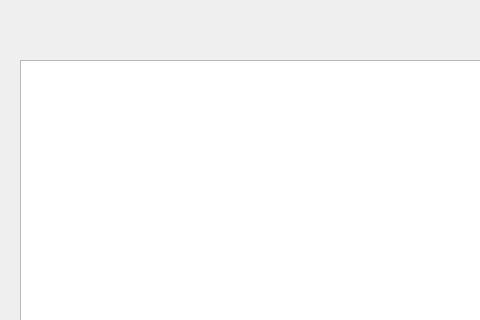
Qt form forms/application.ui (Aquaver/signal-generator) before a commit; both pictures show x 0 to 480 and y 0 to 320 of the 1280 by 720 pixel window.
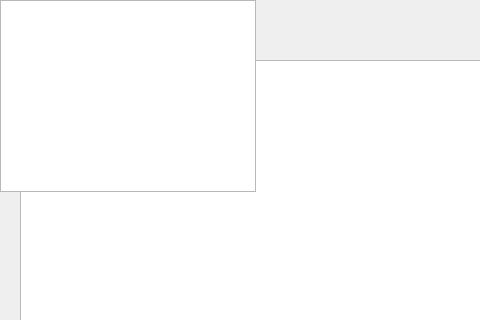
The same form after that commit.

Commit message: Added charts list widget element in application UI file

Patch:
```diff
--- a/forms/application.ui
+++ b/forms/application.ui
@@ -212,6 +212,9 @@
               </rect>
             </property>
           </widget>
+          
+          <widget class="QListWidget" name="listCharts">
+          </widget>
         </widget>
       </widget>
     </widget>
```
